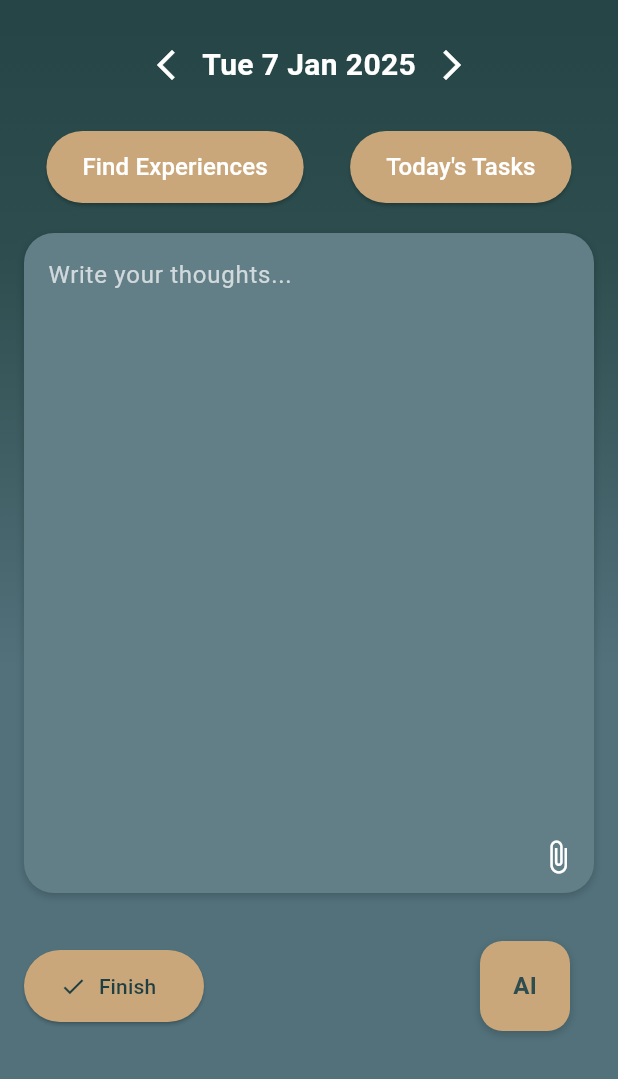
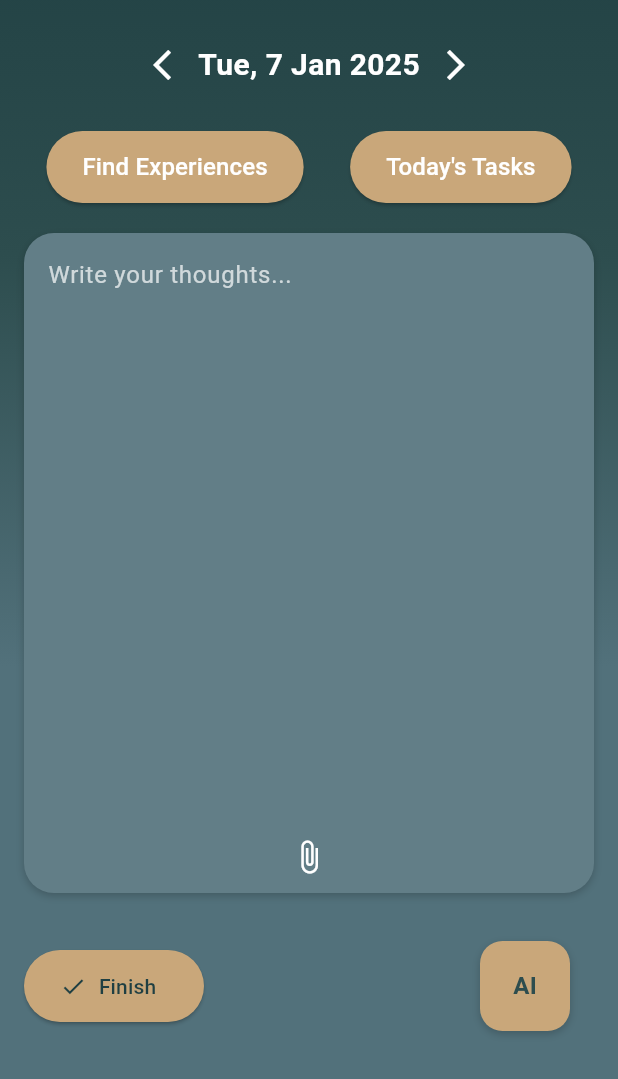
Before and after one commit to mariantaflou/Human-Computer-Interaction-Project-Journito, a Flutter app: the JournalingScreen screen opened by its route, on a phone screen of 412 x 824 dp, the part 157-1236 px from its top. Run offline on Flutter 3.47's test engine with Material 3 defaults, Android fonts, the light colour scheme and no system bars; our stand-ins replace image_picker, shared_preferences, table_calendar; accounts and stored records are empty; Roboto replaces fonts that are missing (Cursive).

Commit message:
new changes

```diff
--- a/lib/main.dart
+++ b/lib/main.dart
@@ -31,7 +31,7 @@ class MyApp extends StatelessWidget {
         '/ai_chat': (context) => const ChatWithAIScreen(),
         '/tasks': (context) => const TasksScreen(),
         '/calendar': (context) => const CalendarScreen(),
-        '/journaling': (context) => const JournalingScreen(),
+        '/journaling': (context) => const JournalingScreen(),//selectedDate: DateTime.now()),
         '/experiences': (context) => const ExperiencesScreen(),
         '/information': (context) => const InformationScreen(),
       },
--- a/lib/screens/journaling.dart
+++ b/lib/screens/journaling.dart
@@ -1,10 +1,11 @@
 import 'package:flutter/material.dart';
 import 'package:image_picker/image_picker.dart';
 import 'dart:io';
+import 'package:shared_preferences/shared_preferences.dart';
 import '../widgets/ai_button.dart';
 
 class JournalingScreen extends StatefulWidget {
-  const JournalingScreen({super.key});
+  const JournalingScreen({Key? key}) : super(key: key);
 
   @override
   _JournalingScreenState createState() => _JournalingScreenState();
@@ -13,6 +14,51 @@ class JournalingScreen extends StatefulWidget {
 class _JournalingScreenState extends State<JournalingScreen> {
   final TextEditingController _textController = TextEditingController();
   File? _attachedImage;
+  DateTime _currentDate = DateTime.now(); // Initialize with today's date
+
+  @override
+  void initState() {
+    super.initState();
+    _loadJournalEntry();
+  }
+
+  // Load journal entry for the current date
+  Future<void> _loadJournalEntry() async {
+    final prefs = await SharedPreferences.getInstance();
+    final key = _formattedDate();
+    final savedContent = prefs.getString(key) ?? '';
+    setState(() {
+      _textController.text = savedContent;
+    });
+  }
+
+  // Save the journal entry
+  Future<void> _saveJournal() async {
+    final prefs = await SharedPreferences.getInstance();
+    final key = _formattedDate();
+    await prefs.setString(key, _textController.text);
+  }
+
+  // Format the date as a string key
+  String _formattedDate() {
+    return '${_currentDate.year}-${_currentDate.month.toString().padLeft(2, '0')}-${_currentDate.day.toString().padLeft(2, '0')}';
+  }
+
+  // Navigate to the previous date
+  void _navigateToPreviousDate() {
+    setState(() {
+      _currentDate = _currentDate.subtract(const Duration(days: 1));
+      _loadJournalEntry();
+    });
+  }
+
+  // Navigate to the next date
+  void _navigateToNextDate() {
+    setState(() {
+      _currentDate = _currentDate.add(const Duration(days: 1));
+      _loadJournalEntry();
+    });
+  }
 
   @override
   Widget build(BuildContext context) {
@@ -33,18 +79,13 @@ class _JournalingScreenState extends State<JournalingScreen> {
         child: Column(
           children: [
             const SizedBox(height: 40),
-            // Title
             _buildTitle(context),
             const SizedBox(height: 20),
-            // Date Section
             _buildDateSection(context),
             const SizedBox(height: 20),
-            // Buttons
             _buildButtonRow(context),
             const SizedBox(height: 20),
-            // Journaling Frame
             _buildJournalingFrame(context),
-            // Bottom Buttons
             _buildBottomButtonRow(context),
           ],
         ),
@@ -52,7 +93,6 @@ class _JournalingScreenState extends State<JournalingScreen> {
     );
   }
 
-  // Title
   Widget _buildTitle(BuildContext context) {
     return GestureDetector(
       onTap: () {
@@ -74,16 +114,12 @@ class _JournalingScreenState extends State<JournalingScreen> {
     );
   }
 
-  // Date Section
   Widget _buildDateSection(BuildContext context) {
     return Row(
       mainAxisAlignment: MainAxisAlignment.center,
       children: [
         IconButton(
-          onPressed: () {
-            // Navigate to the previous date
-            _navigateToPreviousDate(context);
-          },
+          onPressed: _navigateToPreviousDate,
           icon: const Icon(
             Icons.arrow_back_ios_new,
             color: Colors.white,
@@ -94,7 +130,7 @@ class _JournalingScreenState extends State<JournalingScreen> {
             Navigator.pushNamed(context, '/calendar');
           },
           child: Text(
-            _formattedDate(),
+            '${_dayOfWeek(_currentDate.weekday)}, ${_currentDate.day} ${_monthOfYear(_currentDate.month)} ${_currentDate.year}',
             style: const TextStyle(
               color: Colors.white,
               fontSize: 20,
@@ -103,10 +139,7 @@ class _JournalingScreenState extends State<JournalingScreen> {
           ),
         ),
         IconButton(
-          onPressed: () {
-            // Navigate to the next date
-            _navigateToNextDate(context);
-          },
+          onPressed: _navigateToNextDate,
           icon: const Icon(
             Icons.arrow_forward_ios,
             color: Colors.white,
@@ -116,7 +149,6 @@ class _JournalingScreenState extends State<JournalingScreen> {
     );
   }
 
-  // Button Row
   Widget _buildButtonRow(BuildContext context) {
     return Row(
       mainAxisAlignment: MainAxisAlignment.spaceEvenly,
@@ -127,7 +159,6 @@ class _JournalingScreenState extends State<JournalingScreen> {
     );
   }
 
-  // Journaling Frame
   Widget _buildJournalingFrame(BuildContext context) {
     return Expanded(
       child: Padding(
@@ -160,29 +191,20 @@ class _JournalingScreenState extends State<JournalingScreen> {
                   style: const TextStyle(color: Colors.white),
                 ),
               ),
-              Row(
-                mainAxisAlignment: MainAxisAlignment.end,
-                children: [
               if (_attachedImage != null)
-                    Expanded(
-                      child: Padding(
+                Padding(
                   padding: const EdgeInsets.all(8.0),
                   child: Image.file(
                     _attachedImage!,
                     fit: BoxFit.contain,
                   ),
                 ),
-                    ),
               IconButton(
-                    onPressed: () {
-                      _attachPicture(context);
-                    },
+                onPressed: _attachPicture,
                 icon: const Icon(
                   Icons.attach_file,
                   color: Colors.white,
                 ),
-                  ),
-                ],
               ),
             ],
           ),
@@ -191,25 +213,36 @@ class _JournalingScreenState extends State<JournalingScreen> {
     );
   }
 
-  // Bottom Button Row
   Widget _buildBottomButtonRow(BuildContext context) {
     return Padding(
       padding: const EdgeInsets.all(16.0),
       child: Row(
         mainAxisAlignment: MainAxisAlignment.spaceBetween,
         children: [
-          _buildBottomButton(Icons.check, 'Finish', () {
-            // Add finish editing logic
-            _saveJournal();
+          ElevatedButton.icon(
+            onPressed: () async {
+              await _saveJournal();
               Navigator.pop(context);
-          }),
-          buildAIButton(context),  // AI Button
+            },
+            icon: const Icon(Icons.check, color: Color(0xff1f3f42)),
+            label: const Text(
+              'Finish',
+              style: TextStyle(color: Color(0xff1f3f42)),
+            ),
+            style: ElevatedButton.styleFrom(
+              backgroundColor: const Color(0xffc9a77a),
+              minimumSize: const Size(120, 48),
+              shape: RoundedRectangleBorder(
+                borderRadius: BorderRadius.circular(25),
+              ),
+            ),
+          ),
+          buildAIButton(context), // AI Button
         ],
       ),
     );
   }
 
-  // Button Builder
   Widget _buildButton(BuildContext context, String title, String route) {
     return ElevatedButton(
       onPressed: () {
@@ -232,32 +265,6 @@ class _JournalingScreenState extends State<JournalingScreen> {
     );
   }
 
-  // Finish Button
-  Widget _buildBottomButton(IconData icon, String label, VoidCallback onPressed) {
-    return ElevatedButton.icon(
-      onPressed: onPressed,
-      icon: Icon(icon, color: const Color(0xff1f3f42)),
-      label: Text(
-        label,
-        style: const TextStyle(color: Color(0xff1f3f42)),
-      ),
-      style: ElevatedButton.styleFrom(
-        backgroundColor: const Color(0xffc9a77a),
-        shape: RoundedRectangleBorder(
-          borderRadius: BorderRadius.circular(25),
-        ),
-        minimumSize: const Size(120, 48),
-      ),
-    );
-  }
-
-
-  // Format Date Function
-  String _formattedDate() {
-    final now = DateTime.now();
-    return '${_dayOfWeek(now.weekday)} ${now.day} ${_monthOfYear(now.month)} ${now.year}';
-  }
-
   String _dayOfWeek(int day) {
     const days = ['Mon', 'Tue', 'Wed', 'Thu', 'Fri', 'Sat', 'Sun'];
     return days[day - 1];
@@ -271,15 +278,7 @@ class _JournalingScreenState extends State<JournalingScreen> {
     return months[month - 1];
   }
 
-  void _navigateToPreviousDate(BuildContext context) {
-    // Add logic to navigate to the previous date
-  }
-
-  void _navigateToNextDate(BuildContext context) {
-    // Add logic to navigate to the next date
-  }
-
-  void _attachPicture(BuildContext context) async {
+  Future<void> _attachPicture() async {
     final picker = ImagePicker();
     final pickedImage = await picker.pickImage(source: ImageSource.gallery);
     if (pickedImage != null) {
@@ -288,8 +287,4 @@ class _JournalingScreenState extends State<JournalingScreen> {
       });
     }
   }
-
-  void _saveJournal() {
-    // Save the journal entry using the _textController.text and _attachedImage
 }
-}
```
Lines whose indentation alone changed are shown as unchanged.
